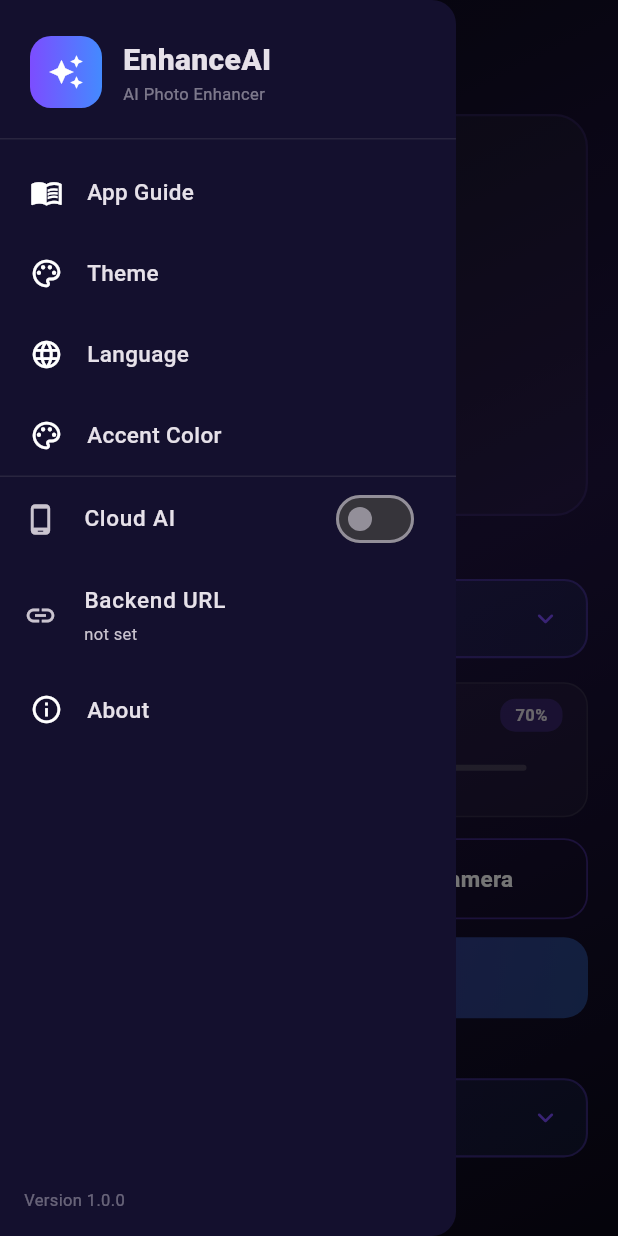
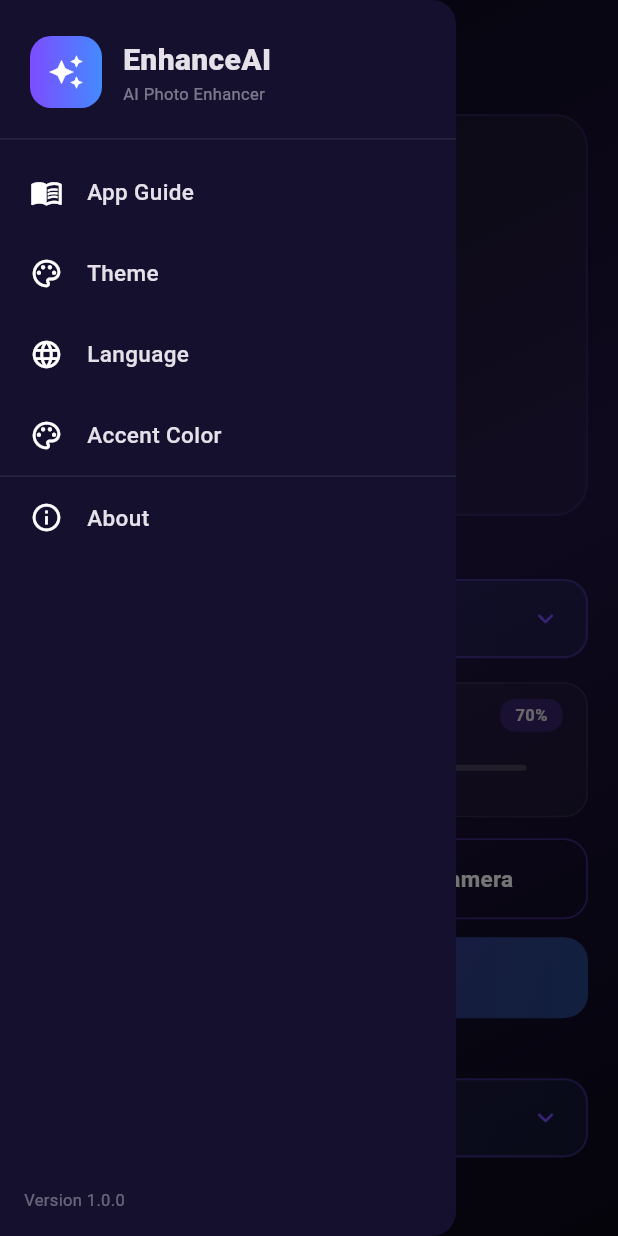
Before and after one commit to Meeraaqibali/EnhanceAI, a Flutter app: the screen it shows after launch, with the side drawer open, on a phone screen of 412 x 824 dp. Run offline on Flutter 3.47's test engine with Material 3 defaults, Android fonts, the phone set to English and light mode, and no system bars; our stand-ins replace image_picker; missing offline and left inert: gal.

Commit message:
Remove Cloud AI and Backend URL from drawer completely

```diff
--- a/lib/main.dart
+++ b/lib/main.dart
@@ -1731,53 +1731,12 @@
           _item(context, Icons.color_lens_outlined, tr('accent'),
             () => _sheetAccent(context)),
           Divider(color: Colors.grey.withOpacity(0.15), height: 1),
-          _cloudToggle(context),
-          _urlEditor(context),
           _item(context, Icons.info_outline, tr('about'),
             () => _push(context, const AboutScreen())),
           const Spacer(),
           Padding(padding: const EdgeInsets.all(16),
             child: Text(tr('version'), style: TextStyle(fontSize: 11,
               color: Theme.of(context).colorScheme.onSurface.withOpacity(0.4)))),
-        ],
-      )),
-    );
-  }
-
-  Widget _cloudToggle(BuildContext context) {
-    return AnimatedBuilder(
-      animation: backendConfig,
-      builder: (_, __) => SwitchListTile.adaptive(
-        value: backendConfig.cloudEnabled,
-        onChanged: (v) => backendConfig.setCloudEnabled(v),
-        title: Text(tr('cloudAI'), style: const TextStyle(
-          fontSize: 15, fontWeight: FontWeight.w500)),
-        secondary: Icon(backendConfig.cloudEnabled
-          ? Icons.cloud_done_outlined : Icons.phone_android_outlined, size: 22),
-      ),
-    );
-  }
-
-  Widget _urlEditor(BuildContext context) {
-    final ctrl = TextEditingController(text: backendConfig.url);
-    return ListTile(
-      leading: const Icon(Icons.link, size: 22),
-      title: Text(tr('backendUrl'), style: const TextStyle(
-        fontSize: 15, fontWeight: FontWeight.w500)),
-      subtitle: Text(backendConfig.url.isEmpty ? 'not set' : backendConfig.url,
-        style: const TextStyle(fontSize: 11), maxLines: 1, overflow: TextOverflow.ellipsis),
-      onTap: () => showDialog(context: context, builder: (ctx) => AlertDialog(
-        title: Text(tr('backendUrl')),
-        content: TextField(controller: ctrl, autofocus: true,
-          decoration: const InputDecoration(
-            hintText: 'https://your-tunnel.trycloudflare.com')),
-        actions: [
-          TextButton(onPressed: () => Navigator.pop(ctx),
-            child: const Text('Cancel')),
-          FilledButton(onPressed: () {
-            backendConfig.setUrl(ctrl.text);
-            Navigator.pop(ctx);
-          }, child: const Text('Save')),
         ],
       )),
     );
```
Also changed, not shown: 1 other file.
